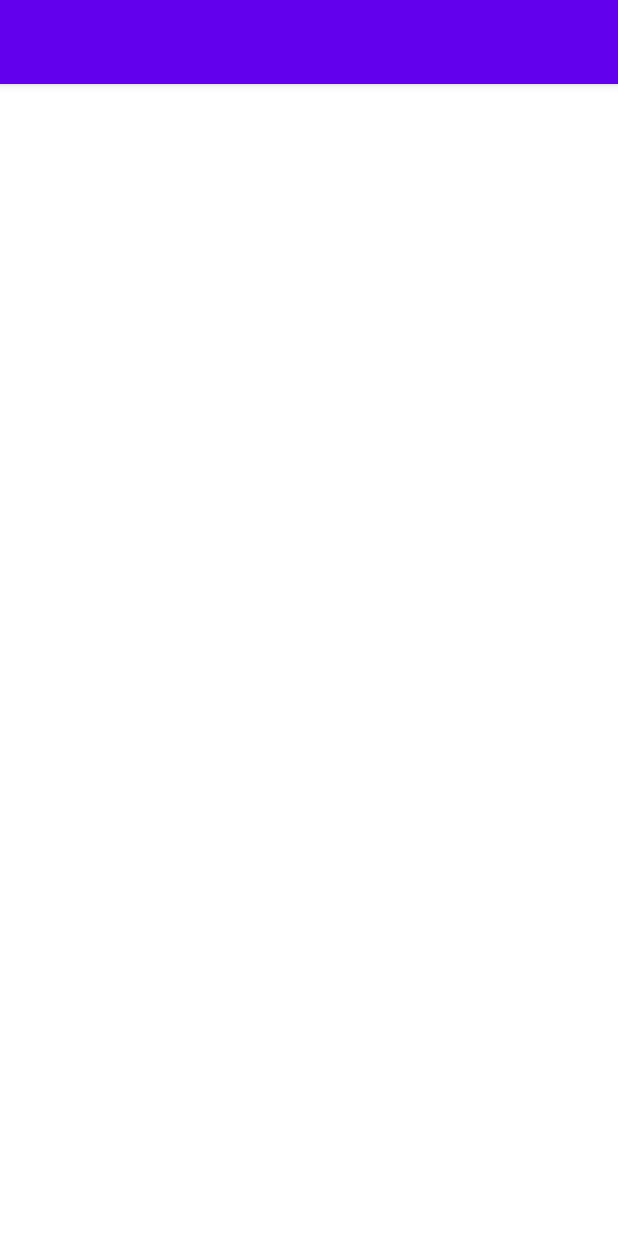
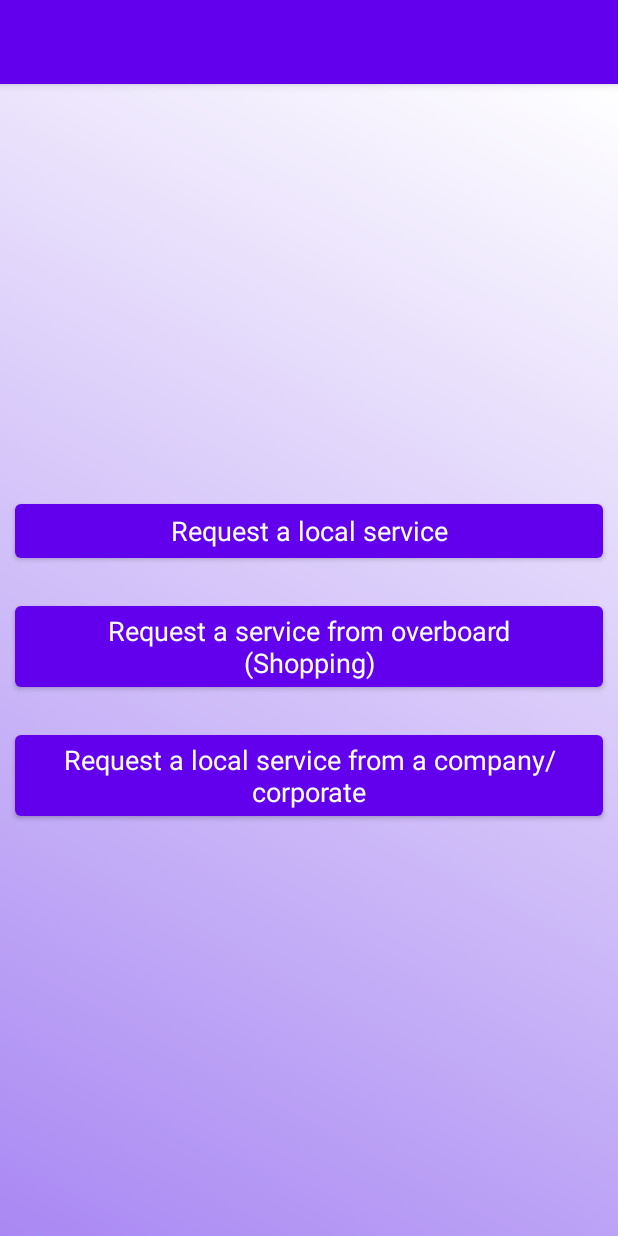
Before and after one commit to mikaty98/MyTestingAp, an Android app: the SeekerHome screen opened directly, with no data from a screen before it, on a phone screen of 412 x 824 dp. Run offline under Robolectric (Android 15) with nearby library versions, the phone set to English and light mode, and no system bars.

Commit message:
seeker home

```diff
--- a/app/src/main/res/layout/activity_seeker_home.xml
+++ b/app/src/main/res/layout/activity_seeker_home.xml
@@ -1,9 +1,56 @@
 <?xml version="1.0" encoding="utf-8"?>
-<androidx.constraintlayout.widget.ConstraintLayout xmlns:android="http://schemas.android.com/apk/res/android"
+<LinearLayout xmlns:android="http://schemas.android.com/apk/res/android"
     xmlns:app="http://schemas.android.com/apk/res-auto"
     xmlns:tools="http://schemas.android.com/tools"
     android:layout_width="match_parent"
+    android:orientation="vertical"
+    android:gravity="center"
+    android:background="@drawable/background_colour"
     android:layout_height="match_parent"
     tools:context=".SeekerHome">
 
-</androidx.constraintlayout.widget.ConstraintLayout>
+    <ScrollView
+        android:layout_width="match_parent"
+        android:layout_height="wrap_content">
+
+
+        <LinearLayout
+            android:layout_width="match_parent"
+            android:orientation="vertical"
+            android:gravity="center"
+            android:layout_height="wrap_content">
+
+            <Button
+                android:layout_width="match_parent"
+                android:layout_height="wrap_content"
+                android:layout_margin="10dp"
+                android:text="Request a local service"
+                android:textAppearance="?android:textAppearanceMedium"
+                android:id="@+id/localService"
+                />
+
+            <Button
+                android:layout_width="match_parent"
+                android:layout_height="wrap_content"
+                android:layout_margin="10dp"
+                android:text="Request a service from overboard (Shopping)"
+                android:textAppearance="?android:textAppearanceMedium"
+                android:id="@+id/overboardService"
+                />
+
+            <Button
+                android:layout_width="match_parent"
+                android:layout_height="wrap_content"
+                android:layout_margin="10dp"
+                android:text="Request a local service from a company/corporate"
+                android:textAppearance="?android:textAppearanceMedium"
+                android:id="@+id/officialService"
+                />
+
+
+         </LinearLayout>
+
+
+    </ScrollView>
+
+</LinearLayout>
```
